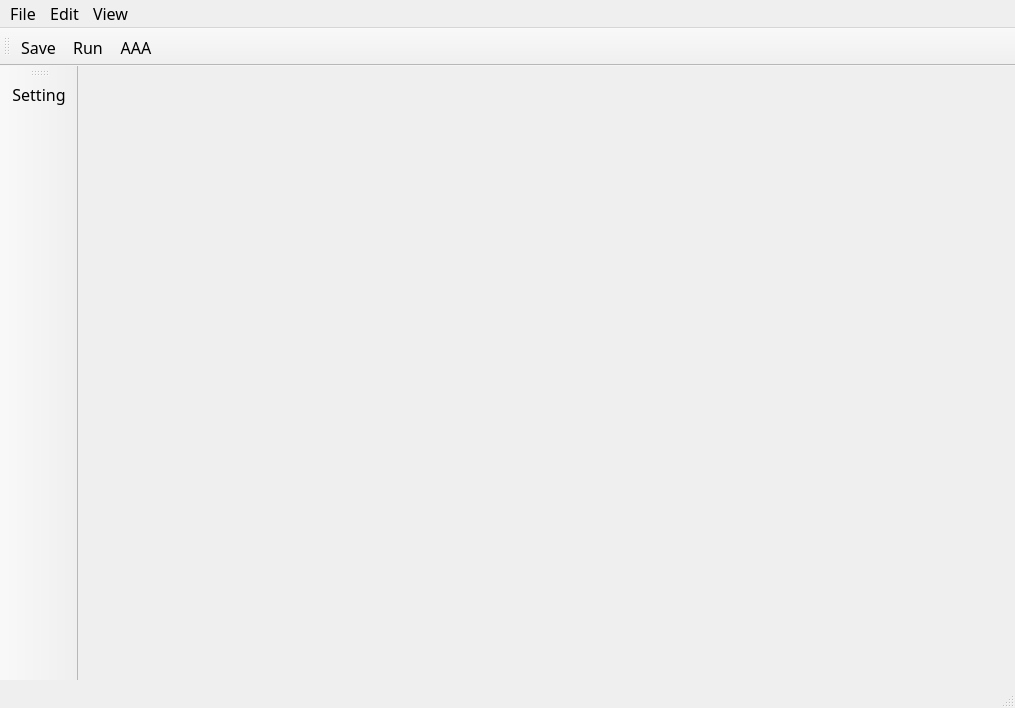
The window that EX/20221206_ap_edit/main_win.ui (garyhsieh15/pyside6) describes before a commit, drawn with Qt 5.
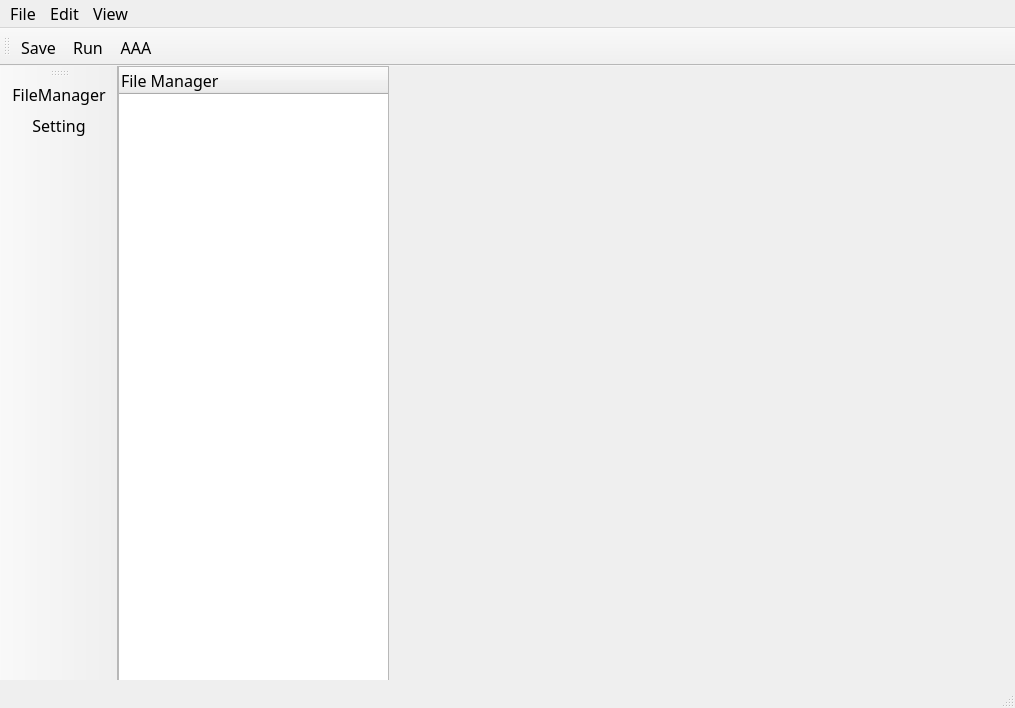
The same window after the commit. Icons and pictures are not drawn.

Commit message: add tree ability

What changed in the file:
```diff
--- a/EX/20221206_ap_edit/main_win.ui
+++ b/EX/20221206_ap_edit/main_win.ui
@@ -22,7 +22,23 @@
   <property name="inputMethodHints">
    <set>Qt::ImhNone</set>
   </property>
-  <widget class="QWidget" name="centralwidget"/>
+  <widget class="QWidget" name="centralwidget">
+   <widget class="QTreeWidget" name="treeWidget">
+    <property name="geometry">
+     <rect>
+      <x>0</x>
+      <y>0</y>
+      <width>271</width>
+      <height>668</height>
+     </rect>
+    </property>
+    <column>
+     <property name="text">
+      <string>File Manager</string>
+     </property>
+    </column>
+   </widget>
+  </widget>
   <widget class="QMenuBar" name="menubar">
    <property name="geometry">
     <rect>
@@ -135,6 +151,7 @@
    <attribute name="toolBarBreak">
     <bool>false</bool>
    </attribute>
+   <addaction name="actionFileManager"/>
    <addaction name="actionSetting"/>
   </widget>
   <action name="actionNew">
@@ -254,6 +271,15 @@
     <bool>true</bool>
    </property>
   </action>
+  <action name="actionFileManager">
+   <property name="icon">
+    <iconset resource="apprcc.qrc">
+     <normaloff>:/pic/images/folder_128.png</normaloff>:/pic/images/folder_128.png</iconset>
+   </property>
+   <property name="text">
+    <string>FileManager</string>
+   </property>
+  </action>
  </widget>
  <resources>
   <include location="apprcc.qrc"/>
```
The commit also changes 14 other files.
